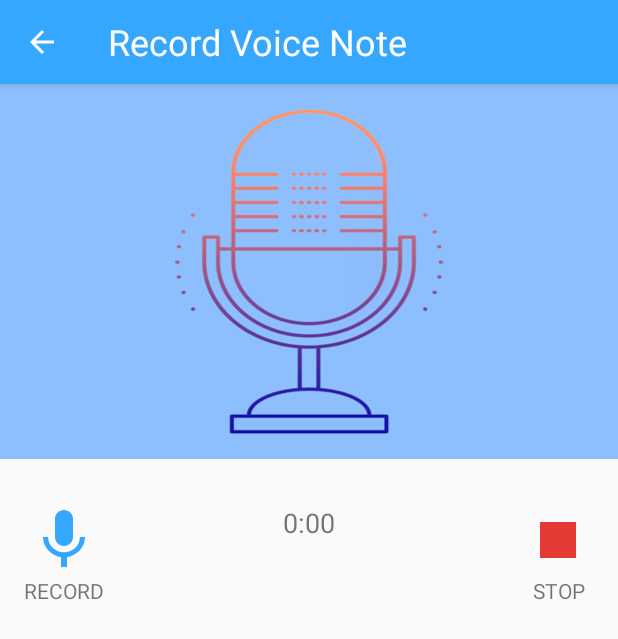
After one commit to owuor91/mynotes, an Android app: the RecordAudioActivity screen opened directly, with no data from a screen before it, on a phone screen of 412 x 824 dp. The commit adds this screen. Shown: the top 639 px of the screen. Run offline under Robolectric (Android 15) with nearby library versions, the phone set to English and light mode, and no system bars.

Commit message:
add record audio activity

```diff
--- a/app/build.gradle
+++ b/app/build.gradle
@@ -31,4 +31,7 @@ dependencies {
   testImplementation 'junit:junit:4.12'
   androidTestImplementation 'com.android.support.test:runner:1.0.1'
   androidTestImplementation 'com.android.support.test.espresso:espresso-core:3.0.1'
+  implementation 'pl.droidsonroids.gif:android-gif-drawable:1.2.+'
+  implementation 'com.squareup.retrofit2:retrofit:2.3.0'
+  implementation 'com.squareup.retrofit2:converter-gson:2.3.0'
 }
--- /dev/null
+++ b/app/src/main/java/io/github/owuor91/notesapp/RecordAudioActivity.java
@@ -0,0 +1,42 @@
+package io.github.owuor91.notesapp;
+
+import android.os.Bundle;
+import android.support.design.widget.FloatingActionButton;
+import android.support.design.widget.Snackbar;
+import android.support.v7.app.AppCompatActivity;
+import android.support.v7.widget.Toolbar;
+import android.view.View;
+import android.widget.TextView;
+import java.util.Timer;
+import pl.droidsonroids.gif.GifImageView;
+
+public class RecordAudioActivity extends AppCompatActivity {
+  TextView tvStartRecording, tvStopRecording, tvCounter;
+  GifImageView gifImageView;
+
+  @Override protected void onCreate(Bundle savedInstanceState) {
+    super.onCreate(savedInstanceState);
+    setContentView(R.layout.activity_record_audio);
+    Toolbar toolbar = (Toolbar) findViewById(R.id.toolbar);
+    setSupportActionBar(toolbar);
+    getSupportActionBar().setDisplayHomeAsUpEnabled(true);
+    getSupportActionBar().setDisplayShowTitleEnabled(false);
+
+    tvStartRecording = (TextView) findViewById(R.id.tvStartRecording);
+    tvStopRecording = (TextView) findViewById(R.id.tvStopRecording);
+    gifImageView = (GifImageView) findViewById(R.id.gifImageView);
+    tvCounter = (TextView) findViewById(R.id.tvCounter);
+
+    tvStartRecording.setOnClickListener(new View.OnClickListener() {
+      @Override public void onClick(View v) {
+        gifImageView.setImageResource(R.drawable.recordingmic);
+      }
+    });
+
+    tvStopRecording.setOnClickListener(new View.OnClickListener() {
+      @Override public void onClick(View v) {
+        gifImageView.setImageResource(R.drawable.stoprecording);
+      }
+    });
+  }
+}
--- /dev/null
+++ b/app/src/main/res/drawable/ic_mic_blue_48dp.xml
@@ -0,0 +1,4 @@
+<?xml version="1.0" encoding="UTF-8" standalone="no"?>
+<vector xmlns:android="http://schemas.android.com/apk/res/android" android:height="48dp" android:viewportHeight="24.0" android:viewportWidth="24.0" android:width="48dp">
+    <path android:fillColor="#35A7FF" android:pathData="M12,14c1.66,0 2.99,-1.34 2.99,-3L15,5c0,-1.66 -1.34,-3 -3,-3S9,3.34 9,5v6c0,1.66 1.34,3 3,3zM17.3,11c0,3 -2.54,5.1 -5.3,5.1S6.7,14 6.7,11L5,11c0,3.41 2.72,6.23 6,6.72L11,21h2v-3.28c3.28,-0.48 6,-3.3 6,-6.72h-1.7z"/>
+</vector>
--- /dev/null
+++ b/app/src/main/res/drawable/ic_stop_red_600_48dp.xml
@@ -0,0 +1,4 @@
+<?xml version="1.0" encoding="UTF-8" standalone="no"?>
+<vector xmlns:android="http://schemas.android.com/apk/res/android" android:height="48dp" android:viewportHeight="24.0" android:viewportWidth="24.0" android:width="48dp">
+    <path android:fillColor="#E53935" android:pathData="M6,6h12v12H6z"/>
+</vector>
--- /dev/null
+++ b/app/src/main/res/layout/activity_record_audio.xml
@@ -0,0 +1,93 @@
+<?xml version="1.0" encoding="utf-8"?>
+<android.support.design.widget.CoordinatorLayout
+    xmlns:android="http://schemas.android.com/apk/res/android"
+    xmlns:app="http://schemas.android.com/apk/res-auto"
+    xmlns:tools="http://schemas.android.com/tools"
+    android:layout_width="match_parent"
+    android:layout_height="match_parent"
+    tools:context="io.github.owuor91.notesapp.RecordAudioActivity"
+    >
+
+  <android.support.design.widget.AppBarLayout
+      android:layout_width="match_parent"
+      android:layout_height="wrap_content"
+      android:theme="@style/AppTheme.AppBarOverlay"
+      >
+
+    <android.support.v7.widget.Toolbar
+        android:id="@+id/toolbar"
+        android:layout_width="match_parent"
+        android:layout_height="?attr/actionBarSize"
+        android:background="?attr/colorPrimary"
+        app:popupTheme="@style/AppTheme.PopupOverlay"
+        >
+      <TextView
+          android:layout_width="wrap_content"
+          android:layout_height="wrap_content"
+          android:text="@string/recordVoice"
+          android:textColor="@android:color/white"
+          android:textSize="@dimen/toolbarTitleTextSize"
+          />
+    </android.support.v7.widget.Toolbar>
+
+  </android.support.design.widget.AppBarLayout>
+
+  <LinearLayout
+      android:layout_width="match_parent"
+      android:layout_height="match_parent"
+      app:layout_behavior="@string/appbar_scrolling_view_behavior"
+      android:orientation="vertical"
+      >
+
+    <pl.droidsonroids.gif.GifImageView
+        android:id="@+id/gifImageView"
+        android:layout_width="match_parent"
+        android:layout_height="250dp"
+        android:scaleType="fitXY"
+        android:src="@drawable/stoprecording"
+        android:layout_marginBottom="@dimen/marginLG"
+        />
+
+
+
+    <RelativeLayout
+        android:layout_width="match_parent"
+        android:layout_height="wrap_content"
+        android:layout_marginLeft="@dimen/defaultMargin"
+        android:layout_marginRight="@dimen/defaultMargin"
+        >
+      <TextView
+          android:id="@+id/tvStartRecording"
+          android:layout_width="wrap_content"
+          android:layout_height="wrap_content"
+          android:drawableTop="@drawable/ic_mic_blue_48dp"
+          android:layout_alignParentLeft="true"
+          android:text="RECORD"
+          android:gravity="center_horizontal"
+          />
+
+      <TextView
+          android:id="@+id/tvCounter"
+          android:layout_width="wrap_content"
+          android:layout_height="wrap_content"
+          android:layout_gravity="center_horizontal"
+          android:layout_centerHorizontal="true"
+          android:gravity="center_vertical"
+          android:text="0:00"
+          android:textSize="@dimen/textLG"
+          />
+
+      <TextView
+          android:id="@+id/tvStopRecording"
+          android:layout_width="wrap_content"
+          android:layout_height="wrap_content"
+          android:drawableTop="@drawable/ic_stop_red_600_48dp"
+          android:layout_alignParentRight="true"
+          android:gravity="center_horizontal"
+          android:text="STOP"
+          />
+    </RelativeLayout>
+
+  </LinearLayout>
+
+</android.support.design.widget.CoordinatorLayout>
--- a/app/src/main/res/values/strings.xml
+++ b/app/src/main/res/values/strings.xml
@@ -13,4 +13,6 @@
   <string name="delete">Delete</string>
   <string name="edit">Edit</string>
   <string name="title_activity_view_note">ViewNoteActivity</string>
+  <string name="title_activity_record_audio">RecordAudioActivity</string>
+  <string name="recordVoice">Record Voice Note</string>
 </resources>
```
Also changed, not shown: app/src/main/AndroidManifest.xml (+11 -0 lines), app/src/main/java/io/github/owuor91/notesapp/AddNoteActivity.java (+11 -0 lines), app/src/main/java/io/github/owuor91/notesapp/datamodels/Note.java (added, +179 -0 lines), app/src/main/java/io/github/owuor91/notesapp/datamodels/NoteApiModel.java (added, +191 -0 lines), app/src/main/java/io/github/owuor91/notesapp/datamodels/NoteDbModel.java (added, +8 -0 lines), app/src/main/res/drawable/recordingmic.gif (added), app/src/main/res/drawable/stoprecording.png (added).
